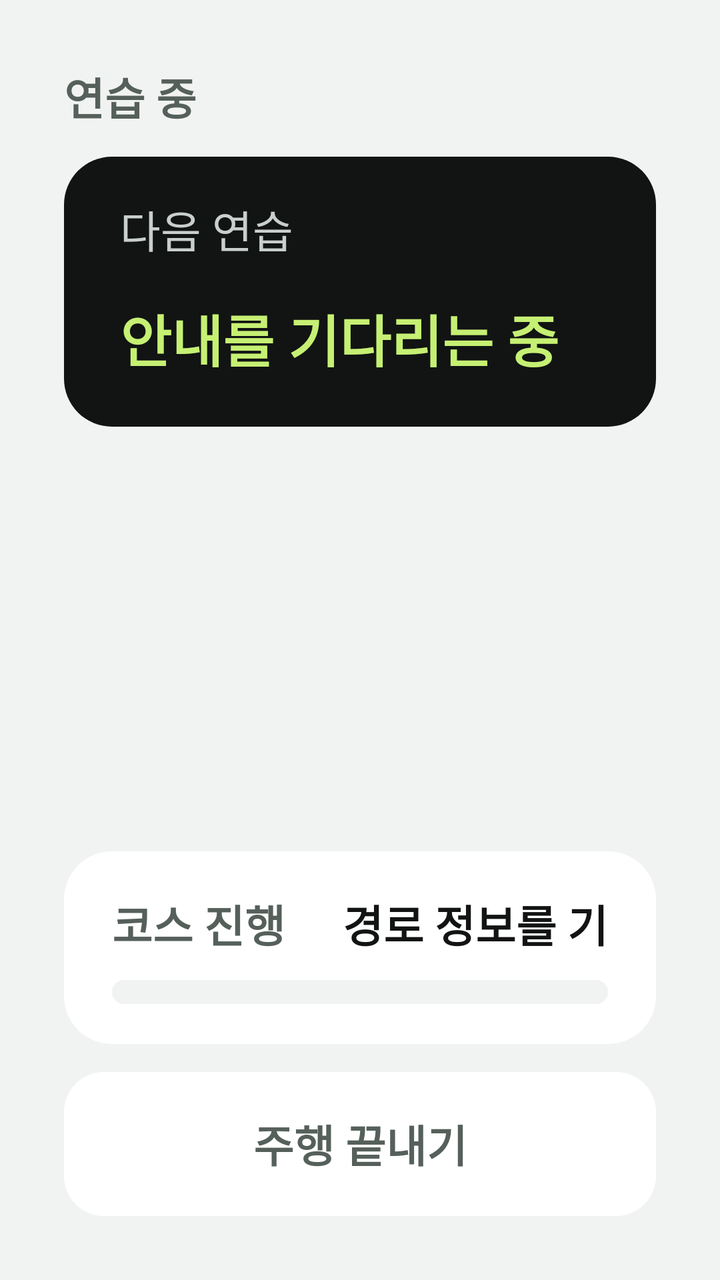
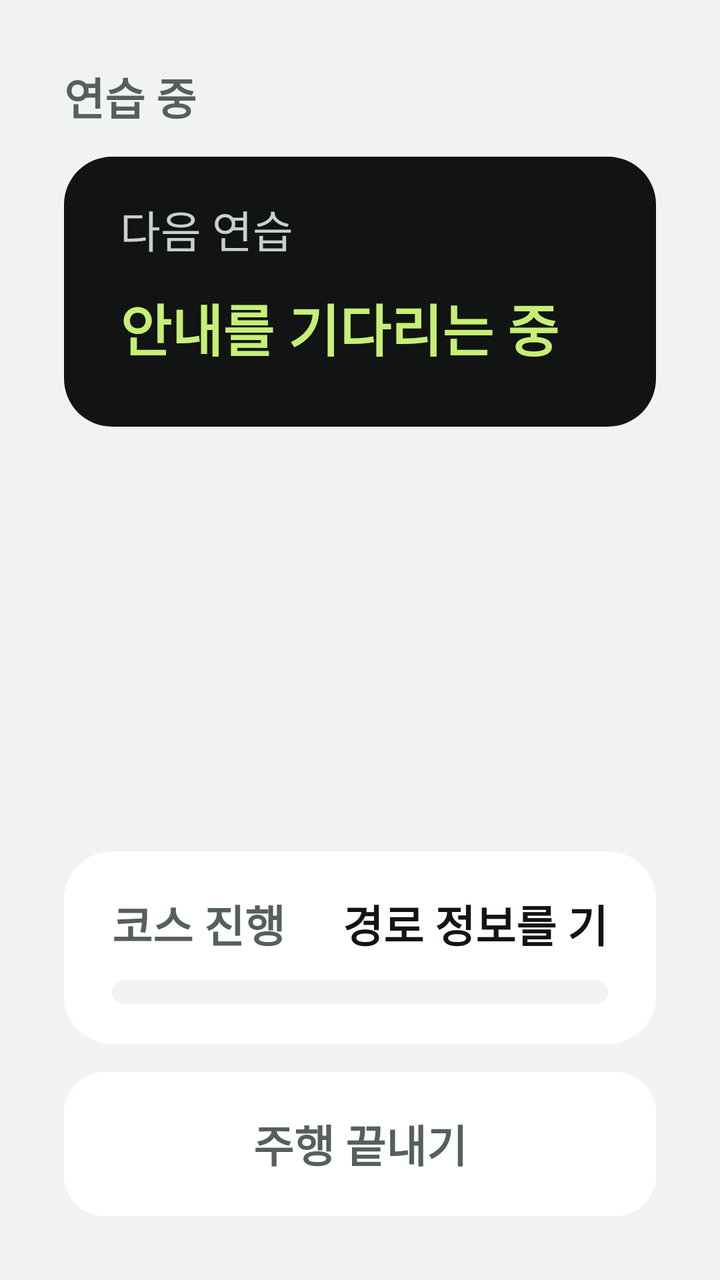

Screens rendered from an Android XML layout before and after an edit, with the pre-edit source and the edit as a unified diff.
<!-- AndroidManifest.xml: application theme Theme.Jeonunbochocar -->
<!-- res/layout/screen_drive.xml -->
<?xml version="1.0" encoding="utf-8"?>
<LinearLayout xmlns:android="http://schemas.android.com/apk/res/android"
    xmlns:app="http://schemas.android.com/apk/res-auto"
    android:layout_width="match_parent"
    android:layout_height="match_parent"
    android:orientation="vertical"
    android:padding="32dp">

    <TextView
        android:id="@+id/driveCourse"
        style="@style/Jb.Label"
        android:maxLines="1"
        android:ellipsize="end"
        android:text="연습 중" />

    <ScrollView
        android:layout_width="match_parent"
        android:layout_height="0dp"
        android:layout_marginTop="14dp"
        android:layout_weight="1">

        <LinearLayout
            android:layout_width="match_parent"
            android:layout_height="wrap_content"
            android:orientation="vertical">

            
            <LinearLayout
                android:id="@+id/nowCard"
                android:layout_width="match_parent"
                android:layout_height="wrap_content"
                android:layout_marginBottom="14dp"
                android:background="@drawable/bg_block"
                android:backgroundTint="@color/jb_sky"
                android:orientation="vertical"
                android:paddingHorizontal="28dp"
                android:paddingVertical="20dp"
                android:visibility="gone">

                <TextView
                    style="@style/Jb.OnBlock"
                    android:text="지금 할 일" />

                <LinearLayout
                    android:layout_width="wrap_content"
                    android:layout_height="wrap_content"
                    android:orientation="horizontal">

                    <TextView
                        android:id="@+id/nowDistance"
                        style="@style/Jb.OnBlock"
                        android:includeFontPadding="false"
                        android:letterSpacing="-0.05"
                        android:textSize="88sp" />

                    <TextView
                        android:id="@+id/nowUnit"
                        style="@style/Jb.OnBlock"
                        android:layout_marginStart="6dp"
                        android:textSize="36sp" />
                </LinearLayout>

                <TextView
                    android:id="@+id/nowTurn"
                    style="@style/Jb.OnBlock"
                    android:textSize="44sp" />

                <TextView
                    android:id="@+id/nowAdvice"
                    style="@style/Jb.OnBlock"
                    android:layout_width="match_parent"
                    android:layout_marginTop="10dp"
                    android:background="@drawable/bg_tag"
                    android:gravity="center_vertical"
                    android:minHeight="60dp"
                    android:paddingHorizontal="20dp"
                    android:paddingVertical="10dp"
                    android:textSize="24sp" />
            </LinearLayout>

            
            <LinearLayout
                android:id="@+id/practiceFar"
                android:layout_width="match_parent"
                android:layout_height="wrap_content"
                android:background="@drawable/bg_block"
                android:backgroundTint="@color/jb_ink"
                android:orientation="vertical"
                android:paddingHorizontal="28dp"
                android:paddingVertical="20dp">

                <TextView
                    android:layout_width="wrap_content"
                    android:layout_height="wrap_content"
                    android:text="다음 연습"
                    android:textColor="@color/jb_on_ink_secondary"
                    android:textSize="22sp" />

                <LinearLayout
                    android:layout_width="match_parent"
                    android:layout_height="wrap_content"
                    android:layout_marginTop="4dp"
                    android:orientation="horizontal">

                    <TextView
                        android:id="@+id/farTitle"
                        android:layout_width="0dp"
                        android:layout_height="wrap_content"
                        android:layout_weight="1"
                        android:text="안내를 기다리는 중"
                        android:textColor="@color/jb_lime"
                        android:textSize="28sp"
                        android:textStyle="bold" />

                    <TextView
                        android:id="@+id/farDistance"
                        android:layout_width="wrap_content"
                        android:layout_height="wrap_content"
                        android:layout_marginStart="16dp"
                        android:textColor="@color/jb_on_ink"
                        android:textSize="44sp"
                        android:textStyle="bold" />
                </LinearLayout>

                <TextView
                    android:id="@+id/farHint"
                    android:layout_width="wrap_content"
                    android:layout_height="wrap_content"
                    android:layout_marginTop="4dp"
                    android:text="가까워지면 할 일을 알려줘요"
                    android:textColor="@color/jb_on_ink_secondary"
                    android:textSize="22sp"
                    android:visibility="gone" />
            </LinearLayout>

            
            <LinearLayout
                android:id="@+id/practiceCard"
                android:layout_width="match_parent"
                android:layout_height="wrap_content"
                android:background="@drawable/bg_block"
                android:backgroundTint="@color/jb_lime"
                android:orientation="vertical"
                android:padding="28dp"
                android:visibility="gone">

                <TextView
                    style="@style/Jb.OnBlock"
                    android:text="지금 할 일 · 연습 상황" />

                <LinearLayout
                    android:layout_width="wrap_content"
                    android:layout_height="wrap_content"
                    android:orientation="horizontal">

                    <TextView
                        android:id="@+id/nextDistance"
                        style="@style/Jb.OnBlock"
                        android:includeFontPadding="false"
                        android:letterSpacing="-0.06"
                        android:textSize="128sp" />

                    <TextView
                        android:id="@+id/nextUnit"
                        style="@style/Jb.OnBlock"
                        android:layout_marginStart="8dp"
                        android:textSize="48sp" />
                </LinearLayout>

                <TextView
                    android:id="@+id/nextPoint"
                    style="@style/Jb.OnBlock"
                    android:layout_marginBottom="12dp"
                    android:textSize="56sp" />

                <LinearLayout
                    android:id="@+id/coachRows"
                    android:layout_width="match_parent"
                    android:layout_height="wrap_content"
                    android:orientation="vertical" />
            </LinearLayout>
        </LinearLayout>
    </ScrollView>

    
    <LinearLayout
        android:layout_width="match_parent"
        android:layout_height="wrap_content"
        android:layout_marginTop="14dp"
        android:background="@drawable/bg_block"
        android:backgroundTint="@color/jb_surface"
        android:orientation="vertical"
        android:paddingHorizontal="24dp"
        android:paddingVertical="20dp">

        <LinearLayout
            android:layout_width="match_parent"
            android:layout_height="wrap_content"
            android:orientation="horizontal">

            <TextView
                style="@style/Jb.Label"
                android:text="코스 진행" />

            <TextView
                android:id="@+id/progressText"
                android:layout_width="0dp"
                android:layout_height="wrap_content"
                android:layout_marginStart="16dp"
                android:layout_weight="1"
                android:gravity="end"
                android:maxLines="1"
                android:text="경로 정보를 기다리는 중"
                android:textSize="22sp"
                android:textStyle="bold" />
        </LinearLayout>

        <com.google.android.material.progressindicator.LinearProgressIndicator
            android:id="@+id/courseProgress"
            android:layout_width="match_parent"
            android:layout_height="wrap_content"
            android:layout_marginTop="12dp"
            android:max="100"
            app:indicatorColor="@color/jb_primary"
            app:trackColor="@color/jb_background"
            app:trackCornerRadius="6dp"
            app:trackThickness="12dp" />
    </LinearLayout>

    <Button
        android:id="@+id/btnArrive"
        android:layout_width="match_parent"
        android:layout_height="72dp"
        android:layout_marginTop="14dp"
        android:text="주행 끝내기"
        android:textColor="@color/jb_text_secondary" />
</LinearLayout>
<!-- resources referenced by this layout -->
<resources>
  <color name="jb_background">#F1F3F2</color>
  <color name="jb_ink">#111413</color>
  <color name="jb_lime">#C6F073</color>
  <color name="jb_on_ink">#F1F3F2</color>
  <color name="jb_on_ink_secondary">#C9CFCC</color>
  <color name="jb_primary">#111413</color>
  <color name="jb_sky">#A2E6FF</color>
  <color name="jb_surface">#FFFFFF</color>
  <color name="jb_text_secondary">#56605B</color>
  <!-- drawable bg_block (drawable) -->
  <?xml version="1.0" encoding="utf-8"?>
  <shape xmlns:android="http://schemas.android.com/apk/res/android">
      <solid android:color="@color/white" />
      <corners android:radius="24dp" />
  </shape>
  <!-- drawable bg_tag (drawable) -->
  <?xml version="1.0" encoding="utf-8"?>
  <shape xmlns:android="http://schemas.android.com/apk/res/android">
      <solid android:color="@color/white" />
      <corners android:radius="14dp" />
  </shape>
  <style name="Jb.Label" parent="">
          <item name="android:layout_width">wrap_content</item>
          <item name="android:layout_height">wrap_content</item>
          <item name="android:textColor">@color/jb_text_secondary</item>
          <item name="android:textSize">22sp</item>
          <item name="android:textStyle">bold</item>
      </style>
  <style name="Jb.OnBlock" parent="">
          <item name="android:layout_width">wrap_content</item>
          <item name="android:layout_height">wrap_content</item>
          <item name="android:textColor">@color/jb_on_block</item>
          <item name="android:textSize">22sp</item>
          <item name="android:textStyle">bold</item>
      </style>
  <style name="Theme.Jeonunbochocar" parent="Theme.MaterialComponents.DayNight.NoActionBar">
          <item name="colorPrimary">@color/jb_primary</item>
          <item name="colorPrimaryVariant">@color/jb_primary</item>
          <item name="colorOnPrimary">@color/jb_on_primary</item>
          <item name="colorSecondary">@color/jb_primary</item>
          <item name="colorOnSecondary">@color/jb_on_primary</item>
          <item name="android:textColorPrimary">@color/jb_text</item>
          <item name="android:textColorSecondary">@color/jb_text_secondary</item>
          <item name="android:windowBackground">@color/jb_background</item>
          <item name="android:statusBarColor">@color/jb_background</item>
          <item name="android:windowLightStatusBar">@bool/jb_light_bars</item>
          <item name="android:textViewStyle">@style/Jb.Text</item>
          <item name="materialButtonStyle">@style/Jb.Button</item>
      </style>
  <color name="white">#FFFFFFFF</color>
  <color name="jb_on_block">#111413</color>
  <color name="jb_on_primary">#F1F3F2</color>
  <color name="jb_text">#111413</color>
  <style name="Jb.Text" parent="Widget.AppCompat.TextView">
          <item name="android:textColor">@color/jb_text</item>
      </style>
  <style name="Jb.Button" parent="Widget.MaterialComponents.Button.UnelevatedButton">
          <item name="backgroundTint">@color/jb_surface</item>
          <item name="android:textColor">@color/jb_text</item>
          <item name="android:textSize">22sp</item>
          <item name="android:textStyle">bold</item>
          <item name="android:textAllCaps">false</item>
          <item name="android:letterSpacing">0</item>
          <item name="cornerRadius">20dp</item>
          <item name="android:insetTop">0dp</item>
          <item name="android:insetBottom">0dp</item>
      </style>
</resources>

<!-- the commit's change to res/layout/screen_drive.xml (unified diff, before → after) -->
@@ -44,26 +44,54 @@
                 <LinearLayout
                     android:layout_width="wrap_content"
                     android:layout_height="wrap_content"
+                    android:gravity="center_vertical"
                     android:orientation="horizontal">
+
+                    <ImageView
+                        android:id="@+id/nowIcon"
+                        android:layout_width="72dp"
+                        android:layout_height="72dp"
+                        android:layout_marginEnd="12dp"
+                        android:importantForAccessibility="no"
+                        app:tint="@color/jb_on_block" />
 
                     <TextView
                         android:id="@+id/nowDistance"
                         style="@style/Jb.OnBlock"
                         android:includeFontPadding="false"
                         android:letterSpacing="-0.05"
-                        android:textSize="88sp" />
+                        android:textSize="80sp" />
 
                     <TextView
                         android:id="@+id/nowUnit"
                         style="@style/Jb.OnBlock"
+                        android:layout_gravity="bottom"
                         android:layout_marginStart="6dp"
-                        android:textSize="36sp" />
-                </LinearLayout>
-
-                <TextView
-                    android:id="@+id/nowTurn"
-                    style="@style/Jb.OnBlock"
-                    android:textSize="44sp" />
+                        android:textSize="34sp" />
+                </LinearLayout>
+
+                
+                <LinearLayout
+                    android:layout_width="match_parent"
+                    android:layout_height="wrap_content"
+                    android:orientation="horizontal">
+
+                    <TextView
+                        android:id="@+id/nowTurn"
+                        style="@style/Jb.OnBlock"
+                        android:textSize="40sp" />
+
+                    <TextView
+                        android:id="@+id/nowSign"
+                        style="@style/Jb.OnBlock"
+                        android:layout_width="0dp"
+                        android:layout_marginStart="16dp"
+                        android:layout_weight="1"
+                        android:ellipsize="end"
+                        android:maxLines="2"
+                        android:textColor="@color/jb_on_block_secondary"
+                        android:visibility="gone" />
+                </LinearLayout>
 
                 <TextView
                     android:id="@+id/nowAdvice"
@@ -76,6 +104,58 @@
                     android:paddingHorizontal="20dp"
                     android:paddingVertical="10dp"
                     android:textSize="24sp" />
+
+                
+                <LinearLayout
+                    android:id="@+id/followCard"
+                    android:layout_width="match_parent"
+                    android:layout_height="wrap_content"
+                    android:layout_marginTop="10dp"
+                    android:background="@drawable/bg_tag"
+                    android:backgroundTint="@color/jb_on_block"
+                    android:orientation="vertical"
+                    android:paddingHorizontal="20dp"
+                    android:paddingVertical="12dp"
+                    android:visibility="gone">
+
+                    <LinearLayout
+                        android:layout_width="wrap_content"
+                        android:layout_height="wrap_content"
+                        android:gravity="center_vertical"
+                        android:orientation="horizontal">
+
+                        <TextView
+                            android:layout_width="wrap_content"
+                            android:layout_height="wrap_content"
+                            android:text="바로 이어서 · "
+                            android:textColor="@color/jb_lime"
+                            android:textSize="22sp"
+                            android:textStyle="bold" />
+
+                        <ImageView
+                            android:id="@+id/followIcon"
+                            android:layout_width="30dp"
+                            android:layout_height="30dp"
+                            android:layout_marginEnd="6dp"
+                            android:importantForAccessibility="no"
+                            app:tint="@color/white" />
+
+                        <TextView
+                            android:id="@+id/followTurn"
+                            android:layout_width="wrap_content"
+                            android:layout_height="wrap_content"
+                            android:textColor="@color/white"
+                            android:textSize="24sp"
+                            android:textStyle="bold" />
+                    </LinearLayout>
+
+                    <TextView
+                        android:id="@+id/followAdvice"
+                        android:layout_width="wrap_content"
+                        android:layout_height="wrap_content"
+                        android:textColor="@color/white"
+                        android:textSize="22sp" />
+                </LinearLayout>
             </LinearLayout>
 
             
@@ -100,7 +180,17 @@
                     android:layout_width="match_parent"
                     android:layout_height="wrap_content"
                     android:layout_marginTop="4dp"
+                    android:gravity="center_vertical"
                     android:orientation="horizontal">
+
+                    <ImageView
+                        android:id="@+id/farIcon"
+                        android:layout_width="40dp"
+                        android:layout_height="40dp"
+                        android:layout_marginEnd="10dp"
+                        android:importantForAccessibility="no"
+                        android:visibility="gone"
+                        app:tint="@color/jb_lime" />
 
                     <TextView
                         android:id="@+id/farTitle"
@@ -121,16 +211,6 @@
                         android:textSize="44sp"
                         android:textStyle="bold" />
                 </LinearLayout>
-
-                <TextView
-                    android:id="@+id/farHint"
-                    android:layout_width="wrap_content"
-                    android:layout_height="wrap_content"
-                    android:layout_marginTop="4dp"
-                    android:text="가까워지면 할 일을 알려줘요"
-                    android:textColor="@color/jb_on_ink_secondary"
-                    android:textSize="22sp"
-                    android:visibility="gone" />
             </LinearLayout>
 
             
@@ -151,7 +231,16 @@
                 <LinearLayout
                     android:layout_width="wrap_content"
                     android:layout_height="wrap_content"
+                    android:gravity="center_vertical"
                     android:orientation="horizontal">
+
+                    <ImageView
+                        android:id="@+id/nextIcon"
+                        android:layout_width="80dp"
+                        android:layout_height="80dp"
+                        android:layout_marginEnd="16dp"
+                        android:importantForAccessibility="no"
+                        app:tint="@color/jb_on_block" />
 
                     <TextView
                         android:id="@+id/nextDistance"
@@ -163,6 +252,7 @@
                     <TextView
                         android:id="@+id/nextUnit"
                         style="@style/Jb.OnBlock"
+                        android:layout_gravity="bottom"
                         android:layout_marginStart="8dp"
                         android:textSize="48sp" />
                 </LinearLayout>
@@ -170,14 +260,40 @@
                 <TextView
                     android:id="@+id/nextPoint"
                     style="@style/Jb.OnBlock"
-                    android:layout_marginBottom="12dp"
                     android:textSize="56sp" />
 
-                <LinearLayout
-                    android:id="@+id/coachRows"
-                    android:layout_width="match_parent"
-                    android:layout_height="wrap_content"
-                    android:orientation="vertical" />
+                <TextView
+                    android:id="@+id/nextSign"
+                    style="@style/Jb.OnBlock"
+                    android:textColor="@color/jb_on_block_secondary"
+                    android:visibility="gone" />
+
+                
+                <LinearLayout
+                    android:id="@+id/stageSteps"
+                    android:layout_width="match_parent"
+                    android:layout_height="12dp"
+                    android:layout_marginTop="14dp"
+                    android:orientation="horizontal" />
+
+                <TextView
+                    android:id="@+id/stageLabel"
+                    style="@style/Jb.OnBlock"
+                    android:layout_marginTop="8dp" />
+
+                <TextView
+                    android:id="@+id/stageText"
+                    style="@style/Jb.OnBlock"
+                    android:layout_width="match_parent"
+                    android:layout_marginTop="4dp"
+                    android:background="@drawable/bg_block"
+                    android:backgroundTint="@color/jb_surface"
+                    android:minHeight="74dp"
+                    android:gravity="center_vertical"
+                    android:paddingHorizontal="20dp"
+                    android:paddingVertical="12dp"
+                    android:textColor="@color/jb_text"
+                    android:textSize="28sp" />
             </LinearLayout>
         </LinearLayout>
     </ScrollView>
<!-- resource entries referenced after the edit -->
@@ -51,6 +51,7 @@
       </style>
   <color name="white">#FFFFFFFF</color>
   <color name="jb_on_block">#111413</color>
+  <color name="jb_on_block_secondary">#2A302C</color>
   <color name="jb_on_primary">#F1F3F2</color>
   <color name="jb_text">#111413</color>
   <style name="Jb.Text" parent="Widget.AppCompat.TextView">
